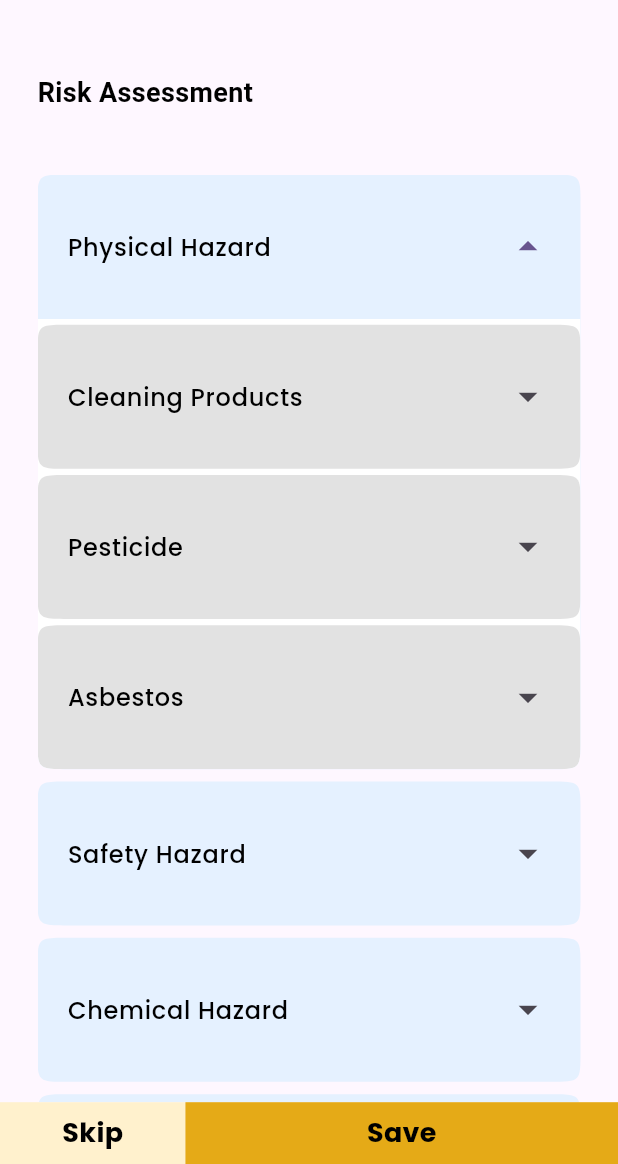
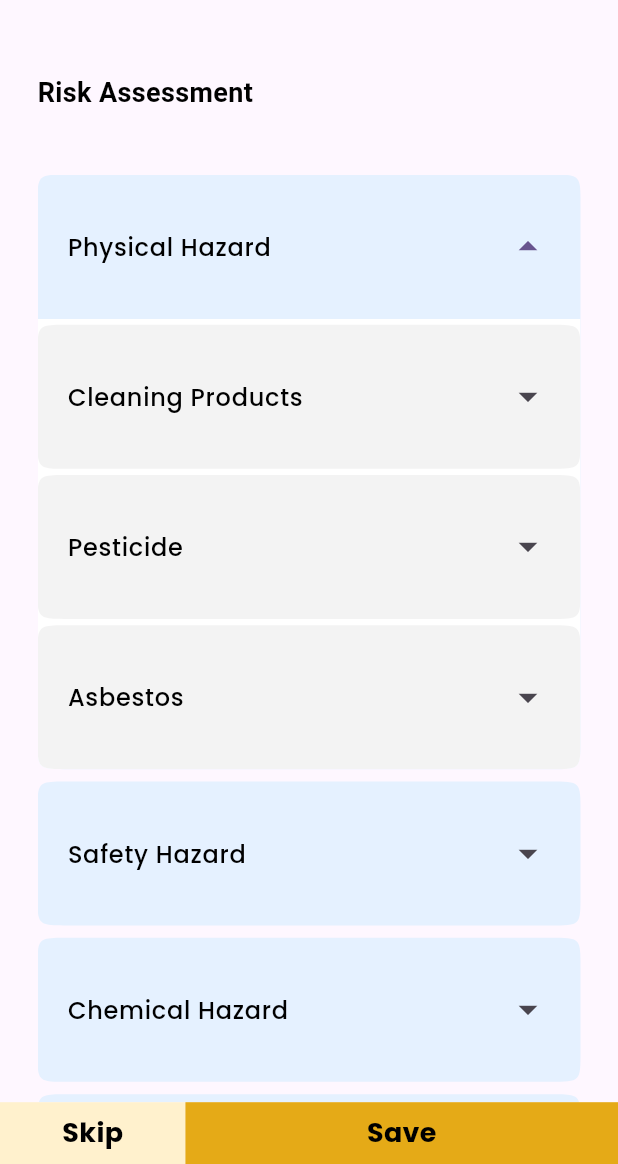
Before and after one commit to mohammedakbark/ufs_task, a Flutter app: the screen it shows after launch, after a tap on "Physical Hazard", on a phone screen of 412 x 824 dp, the part 72-1236 px from its top. Run offline on Flutter 3.47's test engine with Material 3 defaults, Android fonts, the phone set to English and light mode, and no system bars; our stand-ins replace google_fonts.

Commit message:
color change in tile

```diff
--- a/lib/utils/color_resorces.dart
+++ b/lib/utils/color_resorces.dart
@@ -8,5 +8,5 @@ class ColorResources {
   static const Color balck = Colors.black;
   static const Color white = Colors.white;
 
-  static const Color grey = Color.fromRGBO(226, 226, 226, 1);
+  static const Color grey = Color.fromRGBO(243, 243, 243, 1);
 }
--- a/lib/view/functions/risk_assessment/screen/risk_assessment_screen.dart
+++ b/lib/view/functions/risk_assessment/screen/risk_assessment_screen.dart
@@ -47,7 +47,7 @@ class RiskAssessmentScreen extends StatelessWidget {
                         physics: const NeverScrollableScrollPhysics(),
                         shrinkWrap: true,
                         itemBuilder: (context, index) {
-                          // building single  expantion tiles
+// building single  expantion tiles
                           return CustomeExpansionTile(
                             index: index,
                             title: controller.hazardTilesList[index],
@@ -58,7 +58,7 @@ class RiskAssessmentScreen extends StatelessWidget {
                                 color: ColorResources.white,
                                 child: Column(
                                   children: [
-                                    // inner Expandtion tile
+
 
                                     customeSpacer(context, height: .1),
 
```
